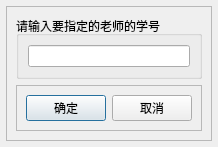
JunWang666/LabNexus, file view/bookingService/setapprover.ui: the form before one commit.
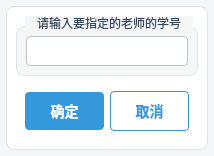
The form after the commit. Icons and pictures are not drawn.

Commit message: 同一ui样式与窗口标题

What changed in the file:
```diff
--- a/view/bookingService/setapprover.ui
+++ b/view/bookingService/setapprover.ui
@@ -13,6 +13,159 @@
   <property name="windowTitle">
    <string>SetApprover</string>
   </property>
+  <property name="styleSheet">
+   <string notr="true">QWidget, QDialog {
+    background-color: #f4f6f8; /* 浅灰色背景，比纯白更柔和 */
+    font-family: &quot;Microsoft YaHei UI&quot;, &quot;Segoe UI&quot;, &quot;Sans-serif&quot;;
+    color: #34495e; /* 深灰蓝文字颜色 */
+}
+
+/*
+ * 框架样式
+*/
+QFrame {
+    background-color: #ffffff; /* 卡片和主要区域使用白色背景 */
+    border-radius: 8px; /* 圆角 */
+    border: 1px solid #dfe4ea; /* 浅灰色边框 */
+}
+
+/* 清除嵌套QFrame的背景和边框，避免不必要的“盒子” */
+QFrame QFrame {
+    background-color: transparent;
+    border: none;
+}
+
+/*
+ * 按钮样式
+*/
+QPushButton {
+    border-radius: 4px;
+    padding: 8px 14px;
+    font-size: 14px;
+    font-weight: bold;
+    outline: none;
+}
+
+QPushButton:hover {
+    opacity: 0.9;
+}
+
+/* 主要按钮 (确定, 发送, 催一催等) */
+QPushButton#btnSend, QPushButton#btnSet, QPushButton#btnRush, QPushButton#btnReturn {
+    background-color: #3498db; /* 主题蓝 */
+    color: white;
+    border: none;
+}
+QPushButton#btnSend:pressed, QPushButton#btnSet:pressed, QPushButton#btnRush:pressed, QPushButton#btnReturn:pressed {
+    background-color: #2980b9; /* 按下时加深 */
+}
+
+/* 次要按钮 (取消, 关闭) */
+QPushButton#btnCancel, QPushButton#btnClose, QPushButton#btnCheck {
+    background-color: #ffffff;
+    color: #3498db;
+    border: 1px solid #3498db;
+}
+QPushButton#btnCancel:hover, QPushButton#btnClose:hover, QPushButton#btnCheck:hover {
+    background-color: #f0f8ff; /* 悬停时淡蓝色背景 */
+}
+QPushButton#btnCancel:pressed, QPushButton#btnClose:pressed, QPushButton#btnCheck:pressed {
+    background-color: #e0f0ff; /* 按下时加深 */
+}
+
+
+/*
+ * 输入控件
+*/
+QLineEdit, QComboBox, QDateTimeEdit {
+    background-color: #ffffff;
+    border: 1px solid #bdc3c7;
+    border-radius: 4px;
+    padding: 6px;
+    color: #34495e;
+}
+
+QLineEdit:focus, QComboBox:focus, QDateTimeEdit:focus {
+    border: 1px solid #3498db; /* 聚焦时边框变蓝 */
+}
+
+QLineEdit[readOnly=&quot;true&quot;] {
+    background-color: #ecf0f1; /*只读输入框使用不同背景色*/
+    color: #7f8c8d;
+    border: 1px solid #bdc3c7;
+}
+
+/*
+ * ComboBox下拉箭头样式
+*/
+QComboBox::drop-down {
+    border: none;
+    width: 20px;
+}
+QComboBox::down-arrow {
+    image: url(:/icons/down_arrow.png); /* 建议使用资源文件中的图标 */
+}
+
+/*
+ * 表格视图
+*/
+QTableView {
+    background-color: #ffffff;
+    border: 1px solid #dfe4ea;
+    border-radius: 8px;
+    gridline-color: #e5e7e9; /* 网格线颜色 */
+}
+
+QTableView::item {
+    padding: 5px;
+}
+
+QHeaderView::section {
+    background-color: #eaf2f8;
+    color: #34495e;
+    padding: 6px;
+    border: none;
+    border-bottom: 1px solid #dfe4ea;
+    font-weight: bold;
+}
+
+/*
+ * 列表视图
+*/
+QListWidget {
+    background-color: #ffffff;
+    border: 1px solid #dfe4ea;
+    border-radius: 8px;
+}
+QListWidget::item {
+    padding: 10px;
+    border-bottom: 1px solid #f0f0f0;
+}
+QListWidget::item:hover {
+    background-color: #f8f9fa;
+}
+QListWidget::item:selected {
+    background-color: #3498db;
+    color: white;
+    border-bottom-color: #3498db;
+}
+
+/*
+ * 组合框 (GroupBox)
+*/
+QGroupBox {
+    border: 1px solid #dfe4ea;
+    border-radius: 8px;
+    margin-top: 10px;
+}
+QGroupBox::title {
+    subcontrol-origin: margin;
+    subcontrol-position: top center;
+    padding: 0 10px;
+    background-color: #f4f6f8; /* 与主背景色一致，制造标题“刻”在边框上的效果 */
+    font-weight: bold;
+}</string>
+  </property>
   <layout class="QVBoxLayout" name="verticalLayout_2">
    <property name="leftMargin">
     <number>6</number>
```
The commit also changes 11 other files.
